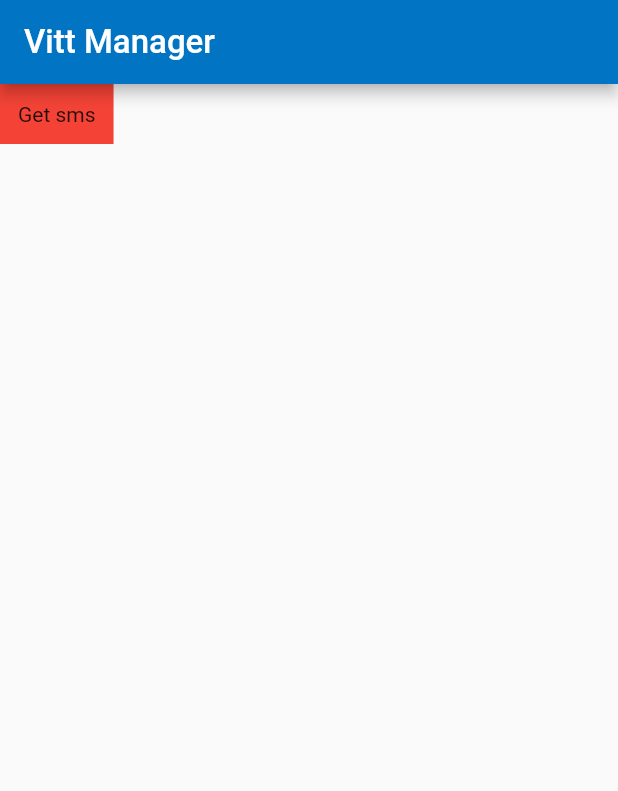
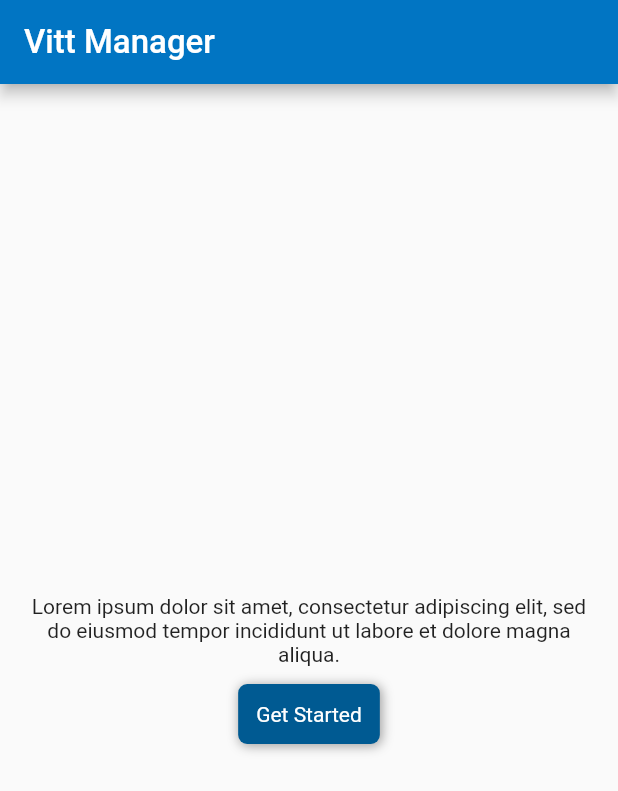
Before and after one commit to nikhilsn/vittmanager, a Flutter app: the ExpanseTracker screen opened directly, on a phone screen of 412 x 824 dp. Shown: the top 791 px of the screen. Run offline on Flutter 3.47's test engine with Material 2 defaults, Android fonts, the phone set to English and light mode, and no system bars; our stand-ins replace csv, firebase_auth, firebase_messaging, flutter_spinkit, google_fonts, google_sign_in and 4 more; missing offline and left inert: android_intent, sms; accounts and stored records are empty.

```diff
--- /dev/null
+++ b/lib/Pages/ExpansetrackerPages/ETGetStarted.dart
@@ -0,0 +1,82 @@
+import 'package:flutter/cupertino.dart';
+import 'package:flutter/material.dart';
+import 'package:provider/provider.dart';
+import 'package:vm/Pages/ExpansetrackerPages/ExpanseAnalysis.dart';
+import 'package:vm/Pages/ExpansetrackerPages/ExpanseSMSPermissionPage.dart';
+import 'package:vm/Resources/Color.dart';
+import 'package:vm/Services/bottom_navigation_service.dart';
+import 'package:google_fonts/google_fonts.dart';
+import 'package:vm/Services/expanse_tracker_services.dart';
+import 'package:permission_handler/permission_handler.dart';
+
+class ETGetStarted extends StatefulWidget {
+  @override
+  ETGetStartedState createState() => ETGetStartedState();
+}
+
+class ETGetStartedState extends State<ETGetStarted> {
+  static final pageNummber = 0;
+
+  int getPageNumber() {
+    final ets = Provider.of<ExpanseTrackerServices>(context, listen: false);
+
+    Permission.sms.status.isGranted.then((value) {
+      if (value) {
+        ets.updatePageNumber(ExpanseAnalysisState.pageNumber);
+      } else {
+        ets.updatePageNumber(ExpanseSMSPermissionPageState.pageNumber);
+      }
+    });
+  }
+
+  @override
+  Widget build(BuildContext context) {
+    final prov = Provider.of<BottomNavigationService>(context, listen: false);
+
+    return WillPopScope(
+      onWillPop: () {
+        prov.gotoHomePage();
+        return;
+      },
+      child: Scaffold(
+        body: Column(
+          mainAxisAlignment: MainAxisAlignment.center,
+          crossAxisAlignment: CrossAxisAlignment.center,
+          children: [
+            Padding(
+              padding: const EdgeInsets.all(12.0),
+              child: Text(
+                "Lorem ipsum dolor sit amet, consectetur adipiscing elit, sed do eiusmod tempor incididunt ut labore et dolore magna aliqua.",
+                textAlign: TextAlign.center,
+                style: GoogleFonts.aBeeZee(),
+              ),
+            ),
+            GestureDetector(
+              onTap: () {
+                getPageNumber();
+              },
+              child: Container(
+                decoration: BoxDecoration(
+                    color: ColorsTheme.primaryDark,
+                    borderRadius: BorderRadius.circular(6),
+                    boxShadow: [
+                      BoxShadow(
+                          color: Colors.grey,
+                          offset: Offset(1, 1),
+                          blurRadius: 6)
+                    ]),
+                child: Padding(
+                  padding: const EdgeInsets.all(12.0),
+                  child: Text(
+                    "Get Started",
+                    style: GoogleFonts.aBeeZee(color: Colors.white),
+                  ),
+                ),
+              ),
+            )
+          ],
+        ),
+      ),
+    );
+  }
+}
--- a/lib/Pages/NavigationPages/ExpanseTracker.dart
+++ b/lib/Pages/NavigationPages/ExpanseTracker.dart
@@ -1,11 +1,17 @@
 import 'package:flutter/cupertino.dart';
 import 'package:flutter/material.dart';
 import 'package:provider/provider.dart';
+import 'package:vm/Pages/ExpansetrackerPages/CorectAccountPage.dart';
+import 'package:vm/Pages/ExpansetrackerPages/ETGetStarted.dart';
+import 'package:vm/Pages/ExpansetrackerPages/ExpanseAnalysis.dart';
+import 'package:vm/Pages/ExpansetrackerPages/ExpanseSMSPermissionPage.dart';
 import 'package:vm/Resources/Color.dart';
 import 'package:vm/Resources/Strings.dart';
 import 'package:vm/Services/bottom_navigation_service.dart';
 import 'package:google_fonts/google_fonts.dart';
 import 'package:sms/sms.dart';
+import 'package:vm/Services/expanse_tracker_services.dart';
+import 'package:vm/sharedPrefrences/sharefPrefernces.dart';
 
 class ExpanseTracker extends StatefulWidget {
   @override
@@ -14,18 +20,37 @@ class ExpanseTracker extends StatefulWidget {
 
 class ExpanseTrackerState extends State<ExpanseTracker> {
   int _pageindex = 1;
+  List<String> listOfCredit = List();
+  double creditAmount = 0.0;
+  List<Widget> _listExpansePage = [
+    ETGetStarted(),
+    ExpanseSMSPermissionPage(),
+    ExpanseAnalysis(),
+    CorrectAccountPage()
+  ];
 
-  getSmsFuntion() async {
-    SmsQuery query = SmsQuery();
-    List<SmsMessage> msgs = await query.querySms(kinds: [SmsQueryKind.Inbox]);
-    for (var m in msgs) {
-      print(m.body);
-    }
+  getDataFromPreferences() {
+    SharedPref().getExpanseStarted().then((value) {
+      final prov = Provider.of<ExpanseTrackerServices>(context, listen: false);
+      if (value) {
+        prov.updatePageNumber(ExpanseAnalysisState.pageNumber);
+      } else {
+        prov.updatePageNumber(ETGetStartedState.pageNummber);
+      }
+    });
+  }
+
+  @override
+  void initState() {
+    super.initState();
+
+    getDataFromPreferences();
   }
 
   @override
   Widget build(BuildContext context) {
     final prov = Provider.of<BottomNavigationService>(context, listen: false);
+    // final _page = Provider.of<ExpanseTrackerServices>(context, listen: true);
     return WillPopScope(
       onWillPop: () {
         prov.gotoHomePage();
@@ -34,32 +59,16 @@ class ExpanseTrackerState extends State<ExpanseTracker> {
       child: Scaffold(
         appBar: AppBar(
           backgroundColor: ColorsTheme.primaryColor,
-          // leading: GestureDetector(
-          //   onTap: () {
-          //     _key.currentState.openDrawer();
-          //   },
-          //   child: Icon(
-          //     Icons.menu,
-          //     color: Colors.white,
-          //   ),
-          // ),
           title: Text(
             Strings.appName,
             textAlign: TextAlign.center,
             style: GoogleFonts.aBeeZee(color: Colors.white, fontSize: 22),
           ),
         ),
-        body: GestureDetector(
-          onTap: () {
-            getSmsFuntion();
+        body: Consumer<ExpanseTrackerServices>(
+          builder: (context, ets, child) {
+            return _listExpansePage[ets.getPageNumber()];
           },
-          child: Container(
-            decoration: BoxDecoration(color: Colors.red),
-            child: Padding(
-              padding: const EdgeInsets.all(12.0),
-              child: Text("Get sms"),
-            ),
-          ),
         ),
       ),
     );
--- /dev/null
+++ b/lib/Services/expanse_tracker_services.dart
@@ -0,0 +1,21 @@
+
+import 'package:flutter/foundation.dart';
+
+class ExpanseTrackerServices with ChangeNotifier{
+  int _pageNumber=0;
+  double _anPercentage=0.0;
+
+  int getPageNumber()=>_pageNumber;
+  double getPercentage()=>_anPercentage;
+
+
+
+  updatePercentage(double page){
+    _anPercentage=page;
+    notifyListeners();
+  }
+  updatePageNumber(int page){
+    _pageNumber=page;
+    notifyListeners();
+  }
+}
--- a/lib/main.dart
+++ b/lib/main.dart
@@ -1,6 +1,7 @@
 import 'package:flutter/material.dart';
 import 'package:vm/Resources/Color.dart';
 import 'package:vm/Services/bottom_navigation_service.dart';
+import 'package:vm/Services/expanse_tracker_services.dart';
 import 'package:vm/Services/firebase_auth_services.dart';
 import 'package:vm/Services/option_page_service.dart';
 
@@ -26,6 +27,9 @@ class MyApp extends StatelessWidget {
         ),
         ChangeNotifierProvider(
           create: (_)=>BottomNavigationService(),
+        ),
+        ChangeNotifierProvider(
+          create: (_)=>ExpanseTrackerServices(),
         )
       ],
       child: MaterialApp(
--- a/pubspec.yaml
+++ b/pubspec.yaml
@@ -44,6 +44,11 @@ dev_dependencies:
   line_icons: ^0.2.0
   url_launcher: ^5.4.2
   sms: ^0.2.0
+  permission_handler: ^5.0.1+1
+  android_intent: ^0.3.7+6
+  percent_indicator: ^2.1.8
+  csv: ^4.1.0
+
 
 
 # For information on the generic Dart part of this file, see the
```
Also changed, not shown: lib/Pages/ExpansetrackerPages/CorectAccountPage.dart (added, +43 -0 lines), lib/Pages/ExpansetrackerPages/ExpanseAnalysis.dart (added, +218 -0 lines), lib/Pages/ExpansetrackerPages/ExpanseSMSPermissionPage.dart (added, +103 -0 lines), lib/Resources/SupportDialogs.dart (+84 -0 lines), lib/Services/permission_services.dart (added, +60 -0 lines), lib/sharedPrefrences/sharefPrefernces.dart (+13 -0 lines), pubspec.lock, 2 other files.
